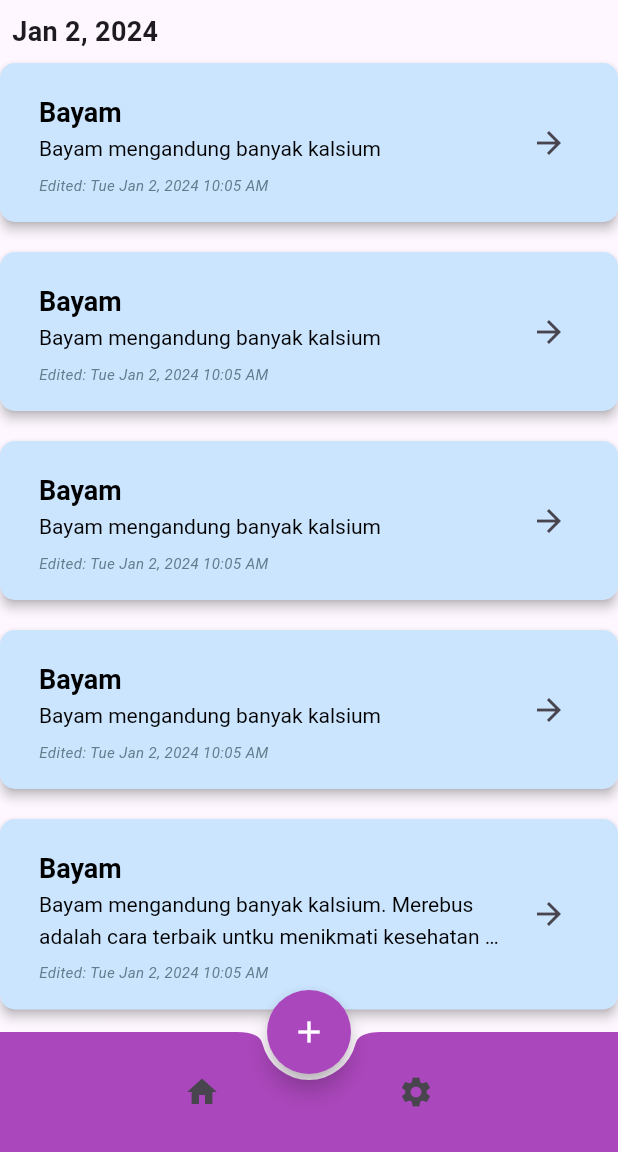
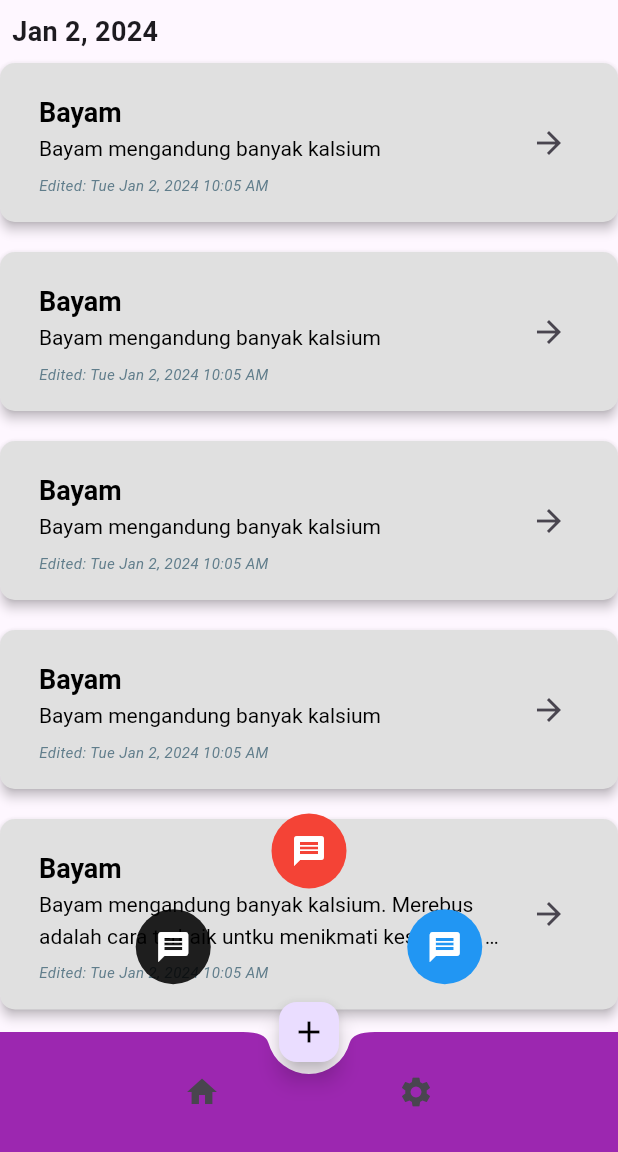
Before and after one commit to ArdyIan/shoppingList_app, a Flutter app: the HomePage screen opened by its route, after a tap on the "add" icon, on a phone screen of 412 x 824 dp, the part 84-1236 px from its top. Run offline on Flutter 3.47's test engine with Material 3 defaults, Android fonts, the phone set to English and light mode, and no system bars; drawn by our look-alikes of grouped_list; our stand-ins replace google_fonts.

```diff
--- a/lib/main.dart
+++ b/lib/main.dart
@@ -1,4 +1,5 @@
 import 'package:flutter/material.dart';
+import 'package:shopping_list/models/editNotePage.dart';
 import 'package:shopping_list/pages/splash_page.dart';
 import 'package:shopping_list/pages/home_page.dart'; // Import file home_page.dart yang berisi HomePage
 
@@ -15,7 +16,7 @@ class MyApp extends StatelessWidget {
       debugShowCheckedModeBanner: false,
       routes: {
         '/': (context) => SplashPage(),
-        '/homepage': (context) => HomePage(), // Tambahkan rute untuk HomePage
+        '/homepage': (context) => HomePage(),
         // '/menu': (context) => drawer(),
       },
     );
--- a/lib/models/editNotePage.dart
+++ b/lib/models/editNotePage.dart
@@ -29,7 +29,7 @@ class _editNotePage extends State<EditNotePage> {
               child: TextField(
                 controller: titleController,
                 style:
-                    const TextStyle(fontSize: 24, fontWeight: FontWeight.bold),
+                    const TextStyle(fontSize: 20, fontWeight: FontWeight.bold),
                 decoration: InputDecoration(
                     border: InputBorder.none,
                     hintText: "Enter Title",
@@ -47,17 +47,17 @@ class _editNotePage extends State<EditNotePage> {
               // ),
             ),
             const SizedBox(
-              height: 15,
+              height: 5,
             ),
 //listview untuk list barang
             ListView.builder(
-              padding: EdgeInsets.symmetric(horizontal: 15),
+              padding: EdgeInsets.symmetric(horizontal: 5),
               shrinkWrap: true,
               physics: const NeverScrollableScrollPhysics(),
               itemCount: listController.length,
               itemBuilder: (context, index) {
                 return Padding(
-                  padding: const EdgeInsets.only(top: 15),
+                  padding: const EdgeInsets.only(top: 5),
                   child: Row(children: [
                     Checkbox(
                         value: isChecked[index],
@@ -68,27 +68,37 @@ class _editNotePage extends State<EditNotePage> {
                         }),
                     Expanded(
                       child: Container(
-                          padding: const EdgeInsets.symmetric(horizontal: 10),
-                          height: 60,
+                          //padding: const EdgeInsets.symmetric(horizontal: 10),
+                          height: 40,
                           alignment: Alignment.center,
                           decoration: BoxDecoration(
-                            color: const Color(0xFF2E384E),
+                            border: Border.all(color: const Color(0xFF2E384E)),
                             borderRadius: BorderRadius.circular(10),
                           ),
 //Bagian title
                           child: TextFormField(
-                              controller: listController[index],
-                              autofocus: false,
-                              style: const TextStyle(color: Color(0xFFF8F8FF)),
-                              decoration: const InputDecoration(
-                                  border: InputBorder.none,
-                                  hintText: "Input Text Here",
-                                  hintStyle: TextStyle(
-                                      color: Color.fromARGB(
-                                          255, 132, 140, 155))))),
+                            controller: listController[index],
+                            autofocus: false,
+                            // keyboardType: TextInputType.multiline,
+                            // minLines: 1,
+                            // maxLines: 10,
+                            style: const TextStyle(color: Colors.black),
+                            decoration: InputDecoration(
+                              border: OutlineInputBorder(
+                                borderRadius: BorderRadius.circular(10),
+                                borderSide: BorderSide.none,
+                              ),
+                              hintText: "Input Text Here",
+                              hintStyle: TextStyle(
+                                color: Color.fromARGB(255, 132, 140, 155),
+                              ),
+                              contentPadding:
+                                  EdgeInsets.symmetric(vertical: 10),
+                            ),
+                          )),
                     ),
                     const SizedBox(
-                      width: 10,
+                      width: 5,
                     ),
                     // index != 0 ?
                     GestureDetector(
@@ -103,7 +113,7 @@ class _editNotePage extends State<EditNotePage> {
                       child: const Icon(
                         Icons.delete,
                         color: Color(0xFF6B74D6),
-                        size: 35,
+                        size: 25,
                       ),
                     )
                     // : const SizedBox()
@@ -112,7 +122,7 @@ class _editNotePage extends State<EditNotePage> {
               },
             ),
             const SizedBox(
-              height: 50,
+              height: 40,
             ),
             GestureDetector(
               onTap: () {
--- a/lib/pages/add_list.dart
+++ b/lib/pages/add_list.dart
@@ -17,8 +17,6 @@ class addList extends StatefulWidget {
     return _addListState();
   }
 }
-
-
 
 class _addListState extends State<addList> {
   @override
--- a/lib/pages/home_page.dart
+++ b/lib/pages/home_page.dart
@@ -10,8 +10,13 @@ import 'package:grouped_list/grouped_list.dart';
 import 'package:shopping_list/models/editNotePage.dart';
 
 void main() {
-  runApp(HomePageApp());
+  runApp(MaterialApp(
+    debugShowCheckedModeBanner: false,
+    home: HomePageApp(),
+  ));
 }
+
+bool toogle = true;
 
 class HomePageApp extends StatelessWidget {
   @override
@@ -33,10 +38,13 @@ class HomePage extends StatefulWidget {
   State<HomePage> createState() => _HomePageState();
 }
 
-class _HomePageState extends State<HomePage> {
+class _HomePageState extends State<HomePage>
+    with SingleTickerProviderStateMixin {
   List<Note> filteredNotes = [];
   List<String> items = ['Item 1', 'Item 2', 'Item 3'];
   bool sorted = false;
+  late AnimationController _controller;
+  late Animation _animation;
 
   //function untuk random color pada listview
   Color getRandomColor() {
@@ -48,7 +56,46 @@ class _HomePageState extends State<HomePage> {
   void initState() {
     super.initState();
     filteredNotes = List.from(sampleNotes);
+
+    _controller = AnimationController(
+        duration: Duration(milliseconds: 350),
+        vsync: this,
+        reverseDuration: Duration(milliseconds: 275));
+
+    _animation = CurvedAnimation(
+      parent: _controller,
+      curve: Curves.easeOut,
+      reverseCurve: Curves.easeIn,
+    );
+    // _controller.forward();
+    _controller.addListener(() {
+      setState(() {});
+    });
   }
+
+  @override
+  void dispose() {
+    // _controller.dispose();
+    super.dispose();
+  }
+
+  Alignment alignment1 = Alignment.bottomCenter;
+  Alignment alignment2 = Alignment.bottomCenter;
+  Alignment alignment3 = Alignment.bottomCenter;
+  double size1 = 20.0;
+  double size2 = 20.0;
+  double size3 = 20.0;
+
+  // void _toggleFab() {
+  //   setState(() {
+  //     toogle = !toogle;
+  //     if (toogle) {
+  //       _controller.forward();
+  //     } else {
+  //       _controller.reverse();
+  //     }
+  //   });
+  // }
 
   //logika untuk mengedit item dengan menavigasi ke halaman editNotePage
   void editItem(Note note) {
@@ -138,8 +185,9 @@ class _HomePageState extends State<HomePage> {
 
 // ListVIEW homepage
 // berubah jadi grouped listview
-      body: Expanded(
-        child: GroupedListView<Note, DateTime>(
+        body: Stack(children: [
+          GroupedListView<Note, DateTime>(
+            shrinkWrap: true,
             elements: filteredNotes,
             groupBy: (note) => DateTime(note.modifiedTime.year,
                 note.modifiedTime.month, note.modifiedTime.day),
@@ -153,7 +201,9 @@ class _HomePageState extends State<HomePage> {
             itemBuilder: (context, Note note) {
               return Card(
                 margin: EdgeInsets.only(bottom: 20),
-              color: getRandomColor(),
+                //bikin listview jadi random color
+                // color: getRandomColor(),
+                color: Colors.grey[300],
                 elevation: 3,
                 shape: RoundedRectangleBorder(
                     borderRadius: BorderRadius.circular(10)),
@@ -200,7 +250,6 @@ class _HomePageState extends State<HomePage> {
                       child: Icon(Icons.arrow_forward),
                     ),
                     //clickable listview untuk mengubah isi di dalam listview
-//MASIH ERROR
                     onTap: () {
                       Navigator.push(
                           context,
@@ -218,35 +267,138 @@ class _HomePageState extends State<HomePage> {
             floatingHeader: true,
             order: GroupedListOrder.ASC,
           ),
+          AnimatedAlign(
+            duration: toogle
+                ? Duration(milliseconds: 275)
+                : Duration(milliseconds: 875),
+            alignment: alignment1,
+            curve: toogle ? Curves.easeIn : Curves.elasticOut,
+            child: AnimatedContainer(
+              duration: Duration(milliseconds: 275),
+              curve: toogle ? Curves.easeIn : Curves.easeOut,
+              height: size1,
+              width: size1,
+              decoration: BoxDecoration(
+                color: Colors.black87,
+                borderRadius: BorderRadius.circular(40.0),
               ),
+              child: Icon(Icons.message, color: Colors.white),
+            ),
+          ),
+          AnimatedAlign(
+            duration: toogle
+                ? Duration(milliseconds: 275)
+                : Duration(milliseconds: 875),
+            alignment: alignment2,
+            curve: toogle ? Curves.easeIn : Curves.elasticOut,
+            child: AnimatedContainer(
+              duration: Duration(milliseconds: 275),
+              curve: toogle ? Curves.easeIn : Curves.easeOut,
+              height: size2,
+              width: size2,
+              decoration: BoxDecoration(
+                color: Colors.red,
+                borderRadius: BorderRadius.circular(40.0),
+              ),
+              child: Icon(Icons.message, color: Colors.white),
+            ),
+          ),
+          AnimatedAlign(
+            duration: toogle
+                ? Duration(milliseconds: 275)
+                : Duration(milliseconds: 875),
+            alignment: alignment3,
+            curve: toogle ? Curves.easeIn : Curves.elasticOut,
+            child: AnimatedContainer(
+              duration: Duration(milliseconds: 275),
+              curve: toogle ? Curves.easeIn : Curves.easeOut,
+              height: size3,
+              width: size3,
+              decoration: BoxDecoration(
+                color: Colors.blue,
+                borderRadius: BorderRadius.circular(40.0),
+              ),
+              child: Icon(Icons.message, color: Colors.white),
+            ),
+          ),
+        ]),
+
 //floating action button
-      floatingActionButtonLocation: FloatingActionButtonLocation.centerDocked,
+        // floatingActionButtonLocation: FloatingActionButtonLocation.centerDocked,
+        // floatingActionButton: FloatingActionButton(
+        //     backgroundColor: Colors.purple[400],
+        //     onPressed: () {
+        //       if (toogle) {
+        //         toogle = !toogle;
+        //         _controller.forward();
+        //         Future.delayed(Duration(milliseconds: 10), () {
+        //           alignment1 = Alignment(-0.5, -0.3);
+        //           size1 = 50.0;
+        //         });
+        //         Future.delayed(Duration(milliseconds: 100), () {
+        //           alignment2 = Alignment(0.0, -0.5);
+        //           size2 = 50.0;
+        //         });
+        //         Future.delayed(Duration(milliseconds: 200), () {
+        //           alignment3 = Alignment(0.5, -0.3);
+        //           size3 = 50.0;
+        //         });
+        //       } else {
+        //         toogle = !toogle;
+        //         _controller.reverse();
+        //         alignment1 = Alignment(0.0, 0.0);
+        //         alignment2 = Alignment(0.0, 0.0);
+        //         alignment3 = Alignment(0.0, 0.0);
+        //         size1 = size2 = size3 = 20.0;
+        //       }
+        //     },
+
+//floating action button plus
+        // shape: CircleBorder(),
+        // tooltip: 'increment',
+
         floatingActionButton: FloatingActionButton(
-        backgroundColor: Colors.purple[400],
           onPressed: () {
             setState(() {
-            Note newNote = Note(
-              id: filteredNotes.length,
-              title: 'Catatan Baru',
-              content: 'Isi',
-              modifiedTime: DateTime.now(),
-            );
-            filteredNotes.add(newNote);
+              if (toogle) {
+                toogle = !toogle;
+                _controller.forward();
+                Future.delayed(Duration(milliseconds: 10), () {
+                  alignment1 = Alignment(-0.5, 0.9);
+                  size1 = 50.0;
+                });
+                Future.delayed(Duration(milliseconds: 100), () {
+                  alignment2 = Alignment(0.0, 0.7);
+                  size2 = 50.0;
+                });
+                Future.delayed(Duration(milliseconds: 200), () {
+                  alignment3 = Alignment(0.5, 0.9);
+                  size3 = 50.0;
+                });
+              } else {
+                toogle = !toogle;
+                _controller.reverse();
+                alignment1 = Alignment.bottomCenter;
+                alignment2 = Alignment.bottomCenter;
+                alignment3 = Alignment.bottomCenter;
+                size1 = size2 = size3 = 20.0;
+              }
             });
           },
-//floating action button plus
-        shape: CircleBorder(),
-        tooltip: 'increment',
-        child: const Icon(
+          mini: true,
+          child: Icon(
             Icons.add,
-          color: Colors.white,
+            color: Colors.black,
           ),
         ),
+        floatingActionButtonLocation:
+            FloatingActionButtonLocation.miniCenterDocked,
         //bottom navigator bawah dengan icon dan floating button
         bottomNavigationBar: SizedBox(
           child: BottomAppBar(
-          color: Colors.purple[400],
+            color: Colors.purple,
             shape: CircularNotchedRectangle(),
+//menu pada bottom view
             child: Row(
               mainAxisAlignment: MainAxisAlignment.spaceEvenly,
               children: [
@@ -265,7 +417,8 @@ class _HomePageState extends State<HomePage> {
               ],
             ),
           ),
-      ),
-    );
+        ));
+    //bottom navigator bawah dengan icon dan floating button
+    //bottom navigator bawah dengan icon dan floating button
   }
 }
```
Also changed, not shown: pubspec.lock. Lines whose indentation alone changed are shown as unchanged.
